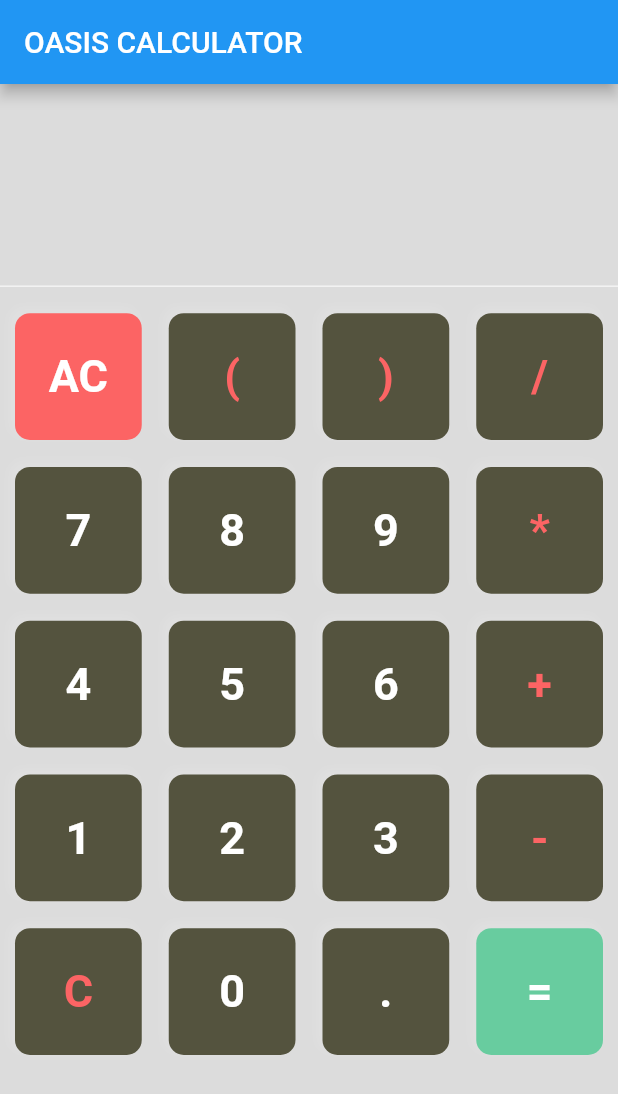
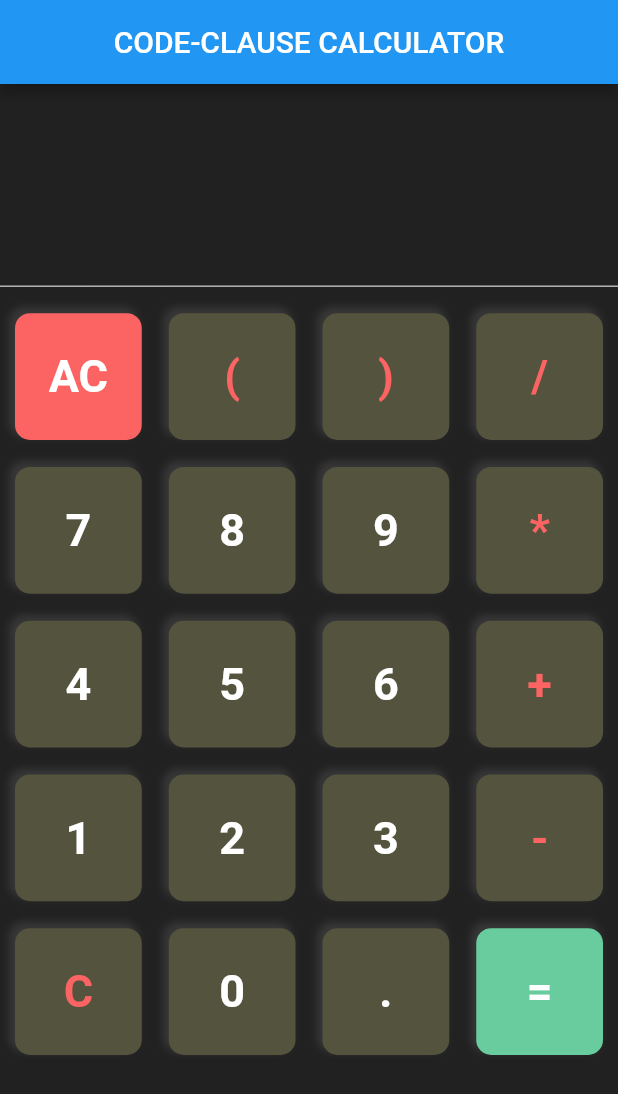
Before and after one commit to Nithin372/OIBSIP_task3_calculator, a Flutter app: the screen it shows after launch, on a phone screen of 412 x 824 dp. Shown: the top 1094 px of the screen. Run offline on Flutter 3.47's test engine with Material 2 defaults, Android fonts, the phone set to English and light mode, and no system bars; our stand-ins replace math_expressions.

Commit message:
Initial commit

```diff
--- a/lib/calculator_screen.dart
+++ b/lib/calculator_screen.dart
@@ -37,7 +37,7 @@ class _CalculatorState extends State<Calculator> {
   @override
   Widget build(BuildContext context) {
     return Scaffold(
-      backgroundColor: Colors.black12,
+      backgroundColor: Colors.black87,
       body: Column(
         children: [
           SizedBox(
@@ -50,7 +50,7 @@ class _CalculatorState extends State<Calculator> {
                   input,
                   style: const TextStyle(
                     fontSize: 48,
-                    color: Colors.black87,
+                    color: Colors.white,
                     fontWeight: FontWeight.bold,
                   ),
                 ),
--- a/lib/main.dart
+++ b/lib/main.dart
@@ -6,7 +6,7 @@ void main() {
 }
 
 class MyApp extends StatelessWidget {
-  const MyApp({Key? key});
+  const MyApp({super.key});
 
   @override
   Widget build(BuildContext context) {
@@ -14,7 +14,7 @@ class MyApp extends StatelessWidget {
       debugShowCheckedModeBanner: false,
       home: Scaffold(
         appBar: AppBar(
-          title: const Text('OASIS CALCULATOR'),
+          title: const Text('            CODE-CLAUSE CALCULATOR'),
         ),
         body: const Calculator(),
       ),
```
